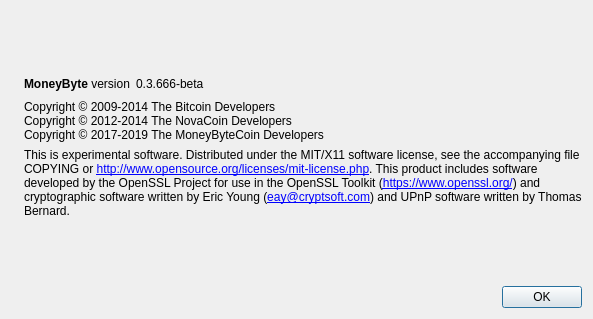
Above: src/qt/forms/aboutdialog.ui from MoneyByte/MoneyByte before the change. Below: the same form after it.
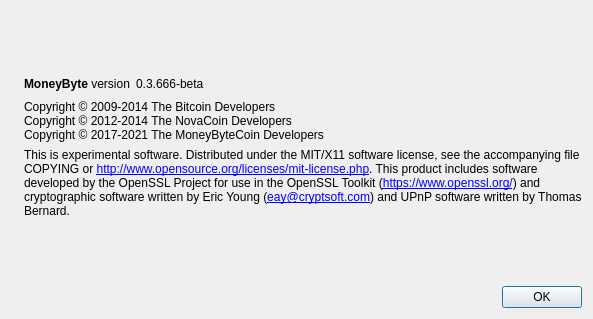
That is the form after the change. Icons and pictures are not drawn.

```diff
--- a/src/qt/forms/aboutdialog.ui
+++ b/src/qt/forms/aboutdialog.ui
@@ -93,7 +93,7 @@
        <property name="text">
         <string>Copyright © 2009-2014 The Bitcoin Developers
 Copyright © 2012-2014 The NovaCoin Developers
-Copyright © 2017-2019 The MoneyByteCoin Developers</string>
+Copyright © 2017-2021 The MoneyByteCoin Developers</string>
        </property>
        <property name="textInteractionFlags">
         <set>Qt::LinksAccessibleByMouse|Qt::TextSelectableByKeyboard|Qt::TextSelectableByMouse</set>
```
